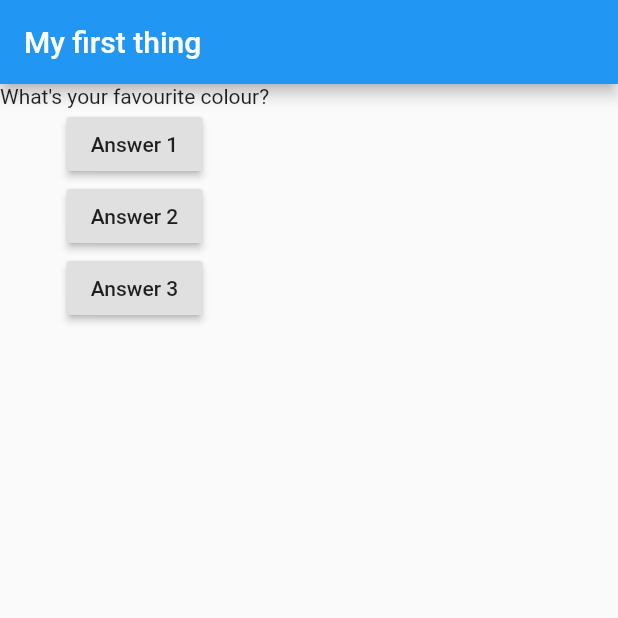
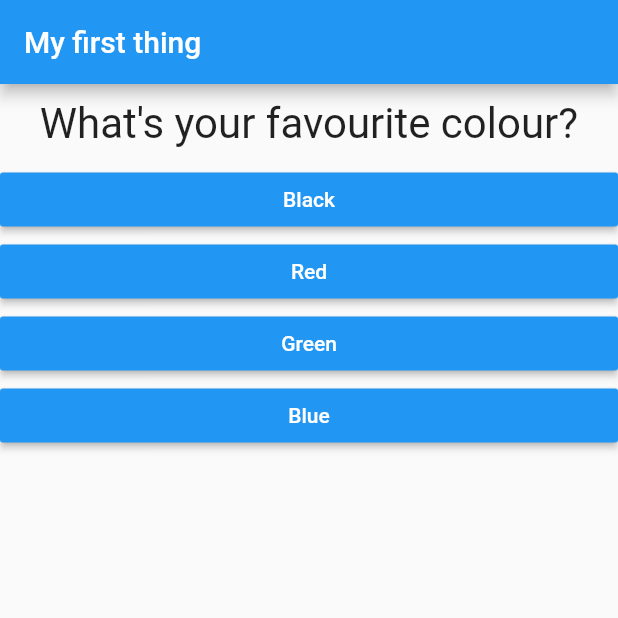
Before and after one commit to JamesRotimi/learning_flutter_app, a Flutter app: the screen it shows after launch, on a phone screen of 412 x 824 dp, the top half of it. Run offline on Flutter 3.47's test engine with Material 2 defaults, Android fonts, the phone set to English and light mode, and no system bars.

Commit message:
New answer and question classes added

```diff
--- /dev/null
+++ b/lib/answer.dart
@@ -0,0 +1,19 @@
+import 'package:flutter/material.dart';
+
+class Answer extends StatelessWidget {
+
+  final Function selectHandler; // this means that whatever is passsed to the Answer construct has to be a pointer that points to a function.
+  final String answerText;
+  Answer(this.selectHandler, this.answerText);
+  @override
+  Widget build(BuildContext context) {
+    return Container(
+        width: double.infinity,
+        child: RaisedButton(
+           color: Colors.blue,
+            textColor: Colors.white,
+            child: Text(answerText), onPressed: selectHandler), // We are passing the name of the function to on press not to the result hence we pass answerQuestion without ()- the name acts as a point to the function so that it only executed when the button is pressed and not simultaneously execute when initiated.
+
+    );
+  }
+}
--- a/lib/main.dart
+++ b/lib/main.dart
@@ -1,4 +1,7 @@
 import 'package:flutter/material.dart';
+
+import './question.dart';
+import './answer.dart';
 
 //void main() {
 //  runApp(MyApp());
@@ -11,28 +14,35 @@ class MyApp extends StatefulWidget {
   @override
   State<StatefulWidget> createState() {
     // TODO: implement createState
-    return MyAppState();   // by returning a MyAppState object we have connected the two classes. The state hold the data that is used by the buildMethod.
+    return _MyAppState();   // by returning a MyAppState object we have connected the two classes. The state hold the data that is used by the buildMethod.
   }
 
 }
 
 
-class MyAppState extends State<MyApp> {  // this <MyApp> tells flutter that state<Myapp> and myapp are connected
-  var questionIndex = 0;
+class _MyAppState extends State<MyApp> {  // this <MyApp> tells flutter that state<Myapp> and myapp are connected
+  var _questionIndex = 0;
 
-  void answerQuestion () {
+  void _answerQuestion () {
     setState(() {
-      questionIndex = questionIndex + 1;
+      _questionIndex = _questionIndex + 1;
     });
 
-    print(questionIndex);
+    print(_questionIndex);
   }
 
   @override
   Widget build(BuildContext context) {
-    var questions = [
-      'What\'s your favourite colour?',
-      'What\'s your favourite animal?',
+    const questions = [
+      {'questionText': 'What\'s your favourite colour?',
+      'answers': ['Black','Red','Green', 'Blue']
+      },
+      {'questionText': 'What\'s your favourite animal?',
+        'answers': ['Tiger','Elepahnt','Bird', 'Cheetah']
+      },
+      {'questionText': 'who is your favourite Instructor?',
+        'answers': ['Rotimi','Clmbxr','Green', 'Blue']
+      }
     ];
     return MaterialApp(
       home: Scaffold(
@@ -42,10 +52,10 @@ class MyAppState extends State<MyApp> {  // this <MyApp> tells flutter that stat
         )),
         body: Column(
           children: [
-            Text(questions[questionIndex]),
-            RaisedButton(child: Text('Answer 1'), onPressed: answerQuestion), // We are passing the name of the function to on press not to the result hence we pass answerQuestion without ()- the name acts as a point to the function so that it only executed when the button is pressed and not simultaneously execute when initiated.
-            RaisedButton(child: Text('Answer 2'), onPressed: answerQuestion),
-            RaisedButton(child: Text('Answer 3'), onPressed: answerQuestion),
+            Question(questions[_questionIndex]['questionText']),
+            ...(questions[_questionIndex]['answers'] as List<String>).map((answer) {
+              return Answer(_answerQuestion, answer);
+            }).toList()
           ],
         ),
       ),
--- /dev/null
+++ b/lib/question.dart
@@ -0,0 +1,20 @@
+import 'package:flutter/material.dart';
+
+class Question extends StatelessWidget {
+  final String questionText;
+
+  Question(this.questionText);
+
+  @override
+  Widget build(BuildContext context) {
+    return Container(
+      width: double.infinity,
+      margin: EdgeInsets.all(10),
+      child: Text(  // what is a child?
+        questionText,
+        style: TextStyle(fontSize: 28.0),
+        textAlign: TextAlign.center,
+      ),
+    );
+  }
+}
```
